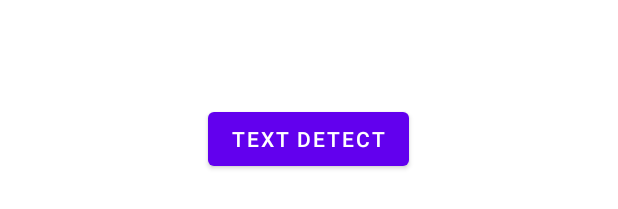
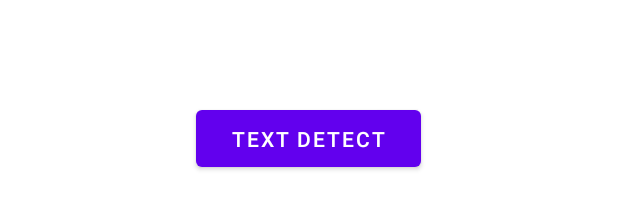
Before and after one commit to KelvinYu223/android_text_recognition_with_chatgpt, an Android app: the layout text_detect_widget.xml on its own in the app's theme, with its tools: preview values and no code run, on a phone screen of 412 x 824 dp. Shown: the part 479-688 px from the top of the screen. Run offline under Robolectric (Android 15) with nearby library versions, the phone set to English and light mode, and no system bars.

Commit message:
set min height and width with custom value to prevent blank area

```diff
--- a/app/src/main/res/layout/text_detect_widget.xml
+++ b/app/src/main/res/layout/text_detect_widget.xml
@@ -5,8 +5,8 @@
 
     <Button
         android:id="@+id/text_detect_button"
-        android:layout_width="wrap_content"
-        android:layout_height="wrap_content"
+        android:layout_width="150dp"
+        android:layout_height="50dp"
         android:layout_centerInParent="true"
         android:text="Text Detect" />
 
```
